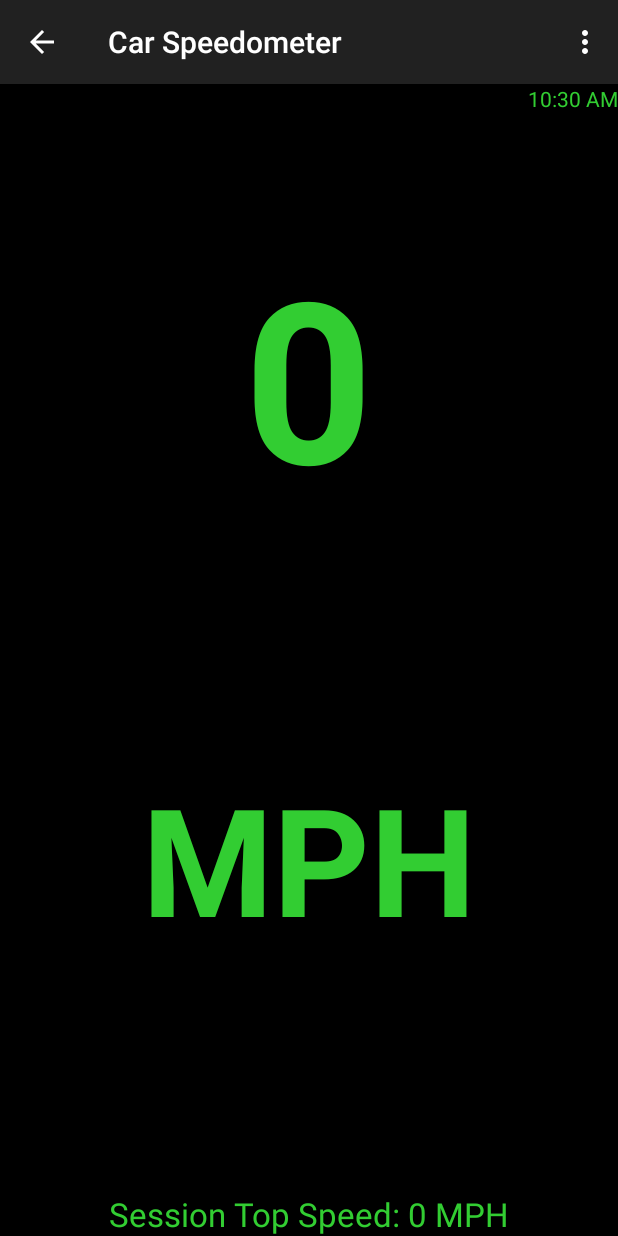
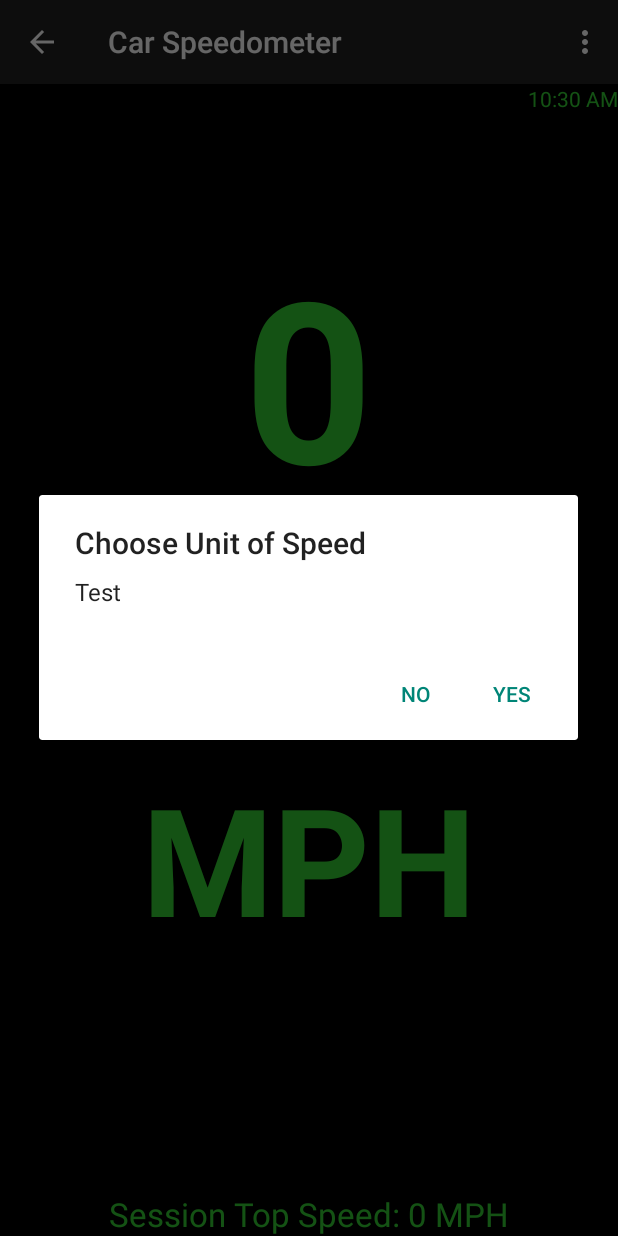
Before and after one commit to romadd1193/TestCarSpeedometer, an Android app: the screen it shows after launch (MainActivity), in the options menu, after a tap on "MPH/KPH", on a phone screen of 412 x 824 dp. Run offline under Robolectric (Android 15) with nearby library versions, the phone set to English and light mode, and no system bars; 2 statements that could not run were skipped.

Commit message:
Added dialogue

```diff
--- a/app/src/main/java/testcarspeedometer/jirmproductions/com/testcarspeedometer/MainActivity.java
+++ b/app/src/main/java/testcarspeedometer/jirmproductions/com/testcarspeedometer/MainActivity.java
@@ -1,6 +1,8 @@
 package testcarspeedometer.jirmproductions.com.testcarspeedometer;
 
 import android.app.Activity;
+import android.app.AlertDialog;
+import android.content.DialogInterface;
 import android.content.Intent;
 import android.support.v7.app.ActionBarActivity;
 import android.support.v7.app.ActionBar;
@@ -18,6 +20,7 @@ import android.view.ViewGroup;
 import android.support.v4.widget.DrawerLayout;
 import android.widget.ArrayAdapter;
 import android.widget.TextView;
+import android.widget.Toast;
 
 
 public class MainActivity extends ActionBarActivity
@@ -117,7 +120,36 @@ public class MainActivity extends ActionBarActivity
         //noinspection SimplifiableIfStatement
         if (id == R.id.action_settings) {
 
+            AlertDialog.Builder alertDialogBuilder = new AlertDialog.Builder(MainActivity.this);
 
+            // set title
+            alertDialogBuilder.setTitle("Choose Unit of Speed");
+
+            // set dialog message
+            alertDialogBuilder
+                    .setMessage("Test")
+                    .setCancelable(false)
+                    .setPositiveButton("Yes",new DialogInterface.OnClickListener() {
+                        public void onClick(DialogInterface dialog,int id) {
+                            // if this button is clicked, close
+                            // current activity
+                            //MainActivity.this.finish();
+
+                        }
+                    })
+                    .setNegativeButton("No",new DialogInterface.OnClickListener() {
+                        public void onClick(DialogInterface dialog,int id) {
+                            // if this button is clicked, just close
+                            // the dialog box and do nothing
+                            dialog.cancel();
+                        }
+                    });
+
+            // create alert dialog
+            AlertDialog alertDialog = alertDialogBuilder.create();
+
+            // show it
+            alertDialog.show();
 
             return true;
         }
```
Also changed, not shown: 1 other file.
